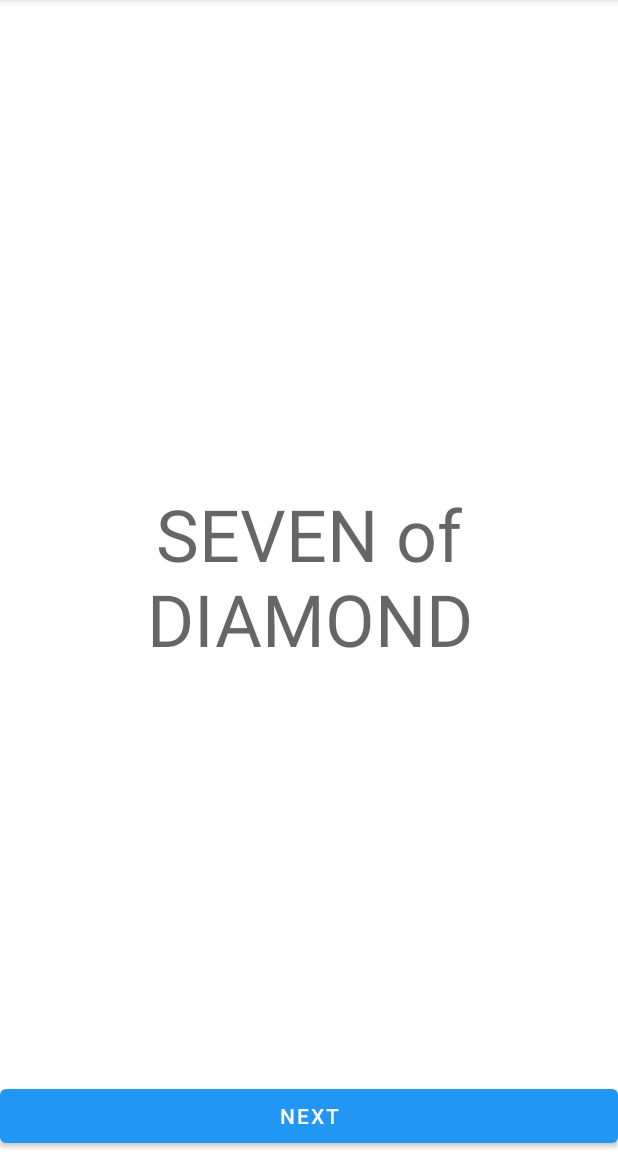
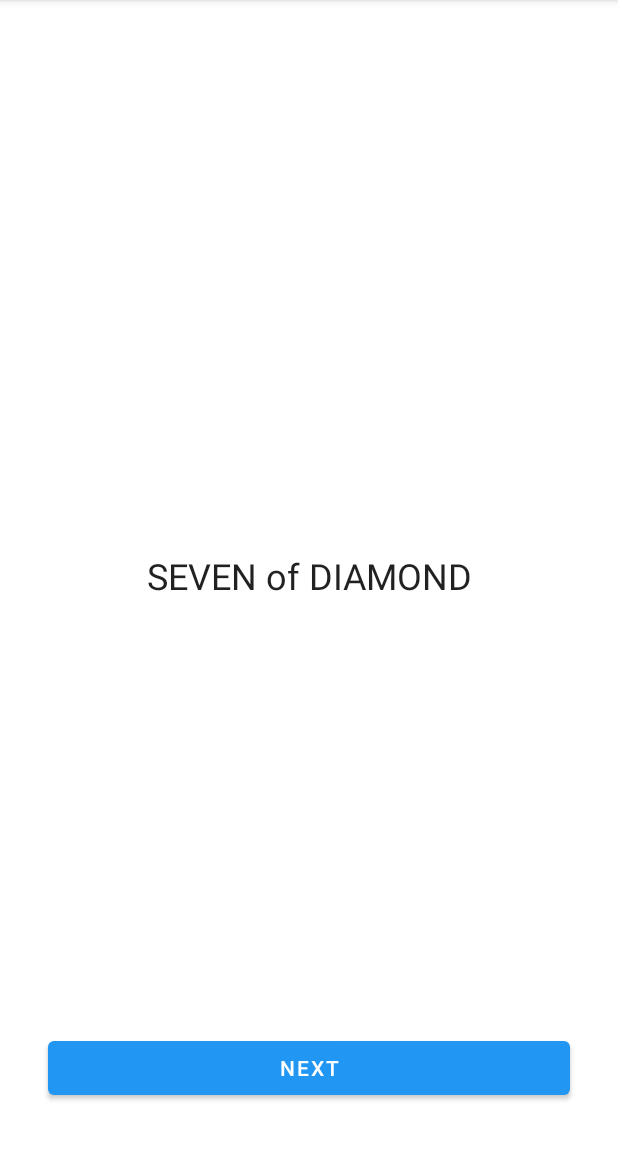
Before and after one commit to trinhan-nguyen/Brainartist, an Android app: the CardFragment screen opened through its navigation route, on a phone screen of 412 x 824 dp, the part 84-1236 px from its top. Run offline under Robolectric (Android 15) with nearby library versions, the light colour scheme and no system bars; our stand-ins replace data binding.

Commit message:
Add Card Logic: clean up some UI

```diff
--- a/app/src/main/res/layout/fragment_card.xml
+++ b/app/src/main/res/layout/fragment_card.xml
@@ -1,7 +1,7 @@
 <?xml version="1.0" encoding="utf-8"?>
 <layout xmlns:android="http://schemas.android.com/apk/res/android"
-    xmlns:tools="http://schemas.android.com/tools"
-    xmlns:app="http://schemas.android.com/apk/res-auto">
+    xmlns:app="http://schemas.android.com/apk/res-auto"
+    xmlns:tools="http://schemas.android.com/tools">
 
     <androidx.constraintlayout.widget.ConstraintLayout
         android:layout_width="match_parent"
@@ -13,13 +13,14 @@
             android:layout_width="match_parent"
             android:layout_height="match_parent"
             android:gravity="center"
-            android:textAppearance="?attr/textAppearanceHeadline3"
+            android:textAppearance="?attr/textAppearanceHeadline5"
             tools:text="@string/app_name" />
 
         <com.google.android.material.button.MaterialButton
             android:id="@+id/next_button"
             android:layout_width="match_parent"
             android:layout_height="wrap_content"
+            android:layout_margin="@dimen/margin_large"
             android:text="@string/card_button_next"
             app:layout_constraintBottom_toBottomOf="parent"
             app:layout_constraintLeft_toLeftOf="parent"
```
Also changed, not shown: app/src/main/res/layout/fragment_game.xml (+5 -4 lines).
